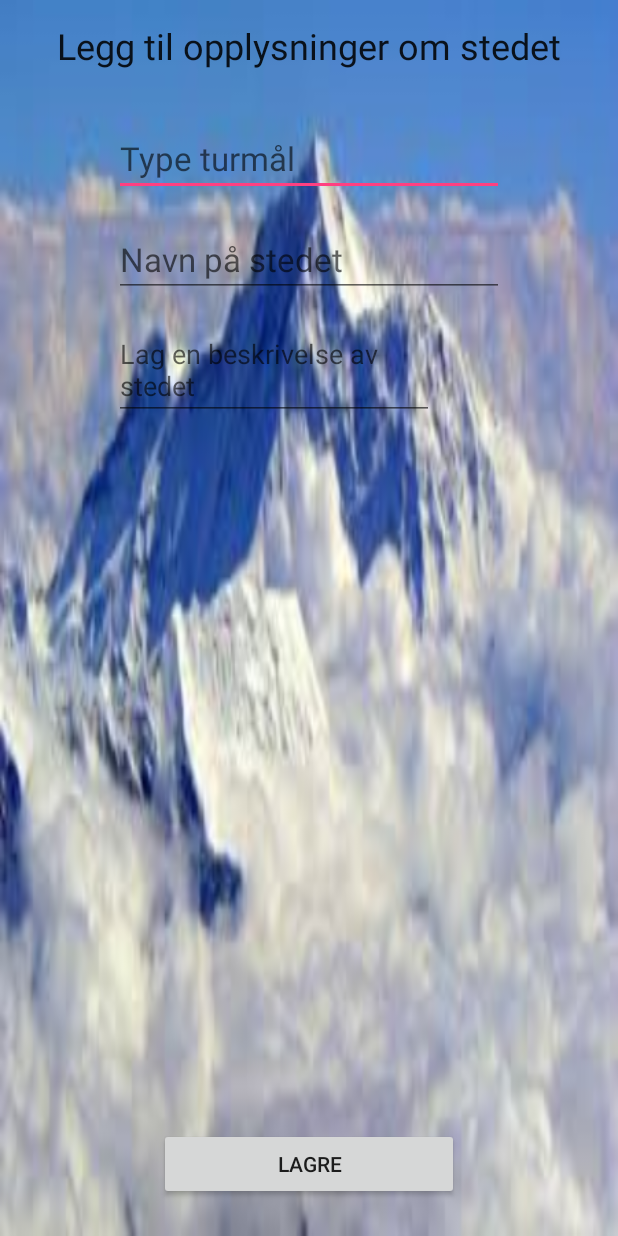
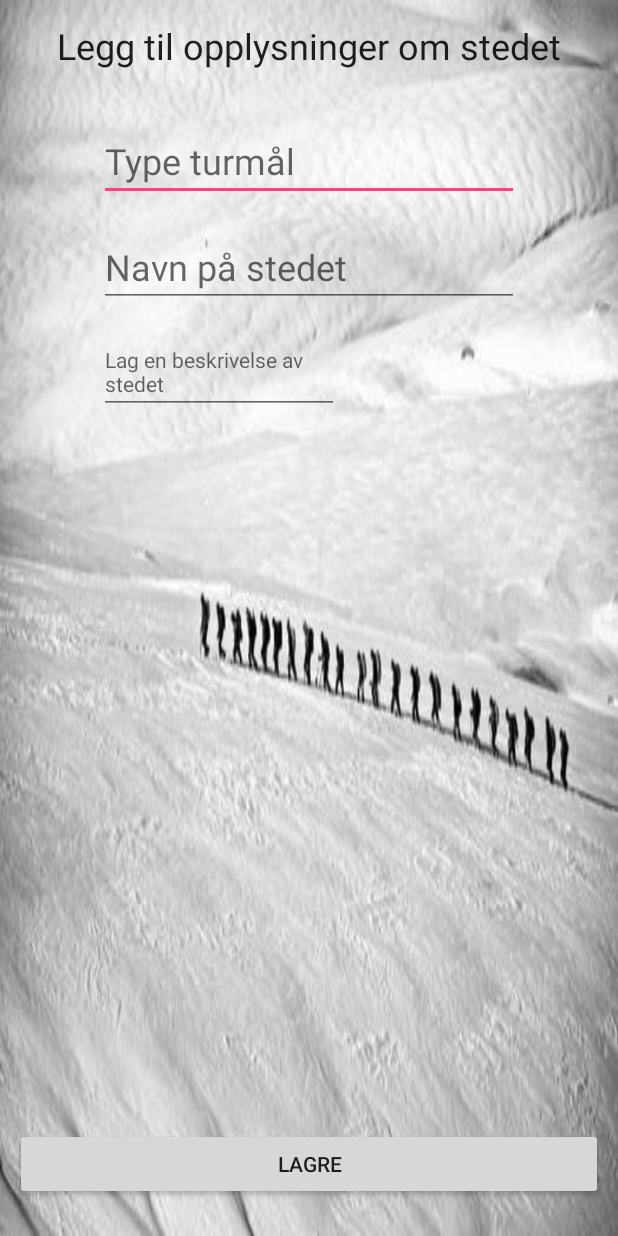
Before and after one commit to Morteen/AppUtviklingEksamen, an Android app: the OpplysningerActivity screen opened directly, with no data from a screen before it, on a phone screen of 412 x 824 dp. Run offline under Robolectric (Android 15) with nearby library versions, the phone set to English and light mode, and no system bars.

Commit message:
Snart done

```diff
--- a/Turmaal/app/src/main/res/layout/content_opplysninger.xml
+++ b/Turmaal/app/src/main/res/layout/content_opplysninger.xml
@@ -4,7 +4,7 @@
     xmlns:tools="http://schemas.android.com/tools"
     android:layout_width="match_parent"
     android:layout_height="match_parent"
-    android:background="@drawable/bakgrunn2"
+    android:background="@drawable/tur"
     app:layout_behavior="@string/appbar_scrolling_view_behavior"
     tools:context="com.example.morten.turmaal.OpplysningerActivity"
     tools:showIn="@layout/activity_opplysninger"
@@ -17,7 +17,7 @@
         android:layout_alignParentTop="true"
         android:layout_centerHorizontal="true"
         android:layout_marginTop="14dp"
-        android:text="Legg til opplysninger om stedet"
+        android:text="@string/legg_til_opplysninger_om_stedet"
         android:textAppearance="@style/TextAppearance.AppCompat.Headline" />
 
     <EditText
@@ -30,39 +30,41 @@
         android:ems="10"
         android:hint="@string/type_turm_l2"
         android:inputType="textPersonName"
-        android:textAppearance="@style/TextAppearance.AppCompat.Large"
-        />
+        android:textAppearance="@style/TextAppearance.AppCompat.Headline" />
 
     <EditText
         android:id="@+id/eBeskrivelse"
         android:layout_width="wrap_content"
         android:layout_height="wrap_content"
+        android:layout_alignStart="@+id/eNavn"
+        android:layout_below="@+id/eNavn"
         android:layout_marginTop="15dp"
         android:ems="10"
         android:hint="@string/lag_en_beskrivelse_av_stedet"
         android:inputType="textMultiLine"
-        android:layout_below="@+id/eNavn"
-        android:layout_alignStart="@+id/eNavn" />
+        android:textAppearance="@android:style/TextAppearance.DeviceDefault" />
 
     <EditText
         android:id="@+id/eNavn"
         android:layout_width="wrap_content"
         android:layout_height="wrap_content"
+        android:layout_alignEnd="@+id/eType"
+        android:layout_below="@+id/eType"
         android:layout_marginTop="17dp"
         android:ems="10"
+        android:hint="@string/navn_p_stedet"
         android:inputType="textPersonName"
-        android:hint="@string/navn_p_stedet"
-        android:layout_below="@+id/eType"
-        android:textAppearance="@style/TextAppearance.AppCompat.Large"
-        android:layout_alignEnd="@+id/eType" />
+        android:textAppearance="@style/TextAppearance.AppCompat.Headline" />
 
     <Button
         android:id="@+id/lagreTm"
-        android:layout_width="@dimen/opplysninger_lagre"
+        android:layout_width="match_parent"
         android:layout_height="wrap_content"
-        android:layout_alignParentBottom="true"
-        android:layout_centerHorizontal="true"
+       android:layout_marginLeft="10dp"
+        android:layout_marginRight="10dp"
         android:layout_marginBottom="24dp"
 
-        android:text="Lagre" />
+        android:text="Lagre"
+        android:layout_alignParentBottom="true"
+        android:layout_centerHorizontal="true" />
 </RelativeLayout>
--- a/Turmaal/app/src/main/res/layout/content_reg_turmaal.xml
+++ b/Turmaal/app/src/main/res/layout/content_reg_turmaal.xml
@@ -8,15 +8,16 @@
     tools:context="com.example.morten.turmaal.RegTurmaalActivity"
     tools:showIn="@layout/activity_reg_turmaal"
     android:padding="10dp"
-    android:background="@drawable/bakgrunn2">
+    android:background="@drawable/tur">
 
     <TextView
         android:id="@+id/textView"
         android:layout_width="wrap_content"
         android:layout_height="wrap_content"
+        android:layout_alignParentTop="true"
+        android:layout_centerHorizontal="true"
         android:text="@string/legg_til_type_turm_l_og_en_beskrivelse"
-        android:layout_alignParentTop="true"
-        android:layout_centerHorizontal="true" />
+        android:textAppearance="@style/TextAppearance.AppCompat.Title" />
 
 
     <Button
--- a/Turmaal/app/src/main/res/values/strings.xml
+++ b/Turmaal/app/src/main/res/values/strings.xml
@@ -24,4 +24,5 @@
     <string name="lag_en_beskrivelse_av_stedet">Lag en beskrivelse av stedet</string>
     <string name="type_turm_l2">Type turmål</string>
     <string name="navn_p_stedet">Navn på stedet</string>
+    <string name="legg_til_opplysninger_om_stedet">Legg til opplysninger om stedet</string>
 </resources>
```
Also changed, not shown: Turmaal/app/src/main/java/com/example/morten/turmaal/OpplysningerActivity.java (line endings or trailing spaces), 2 other files.
